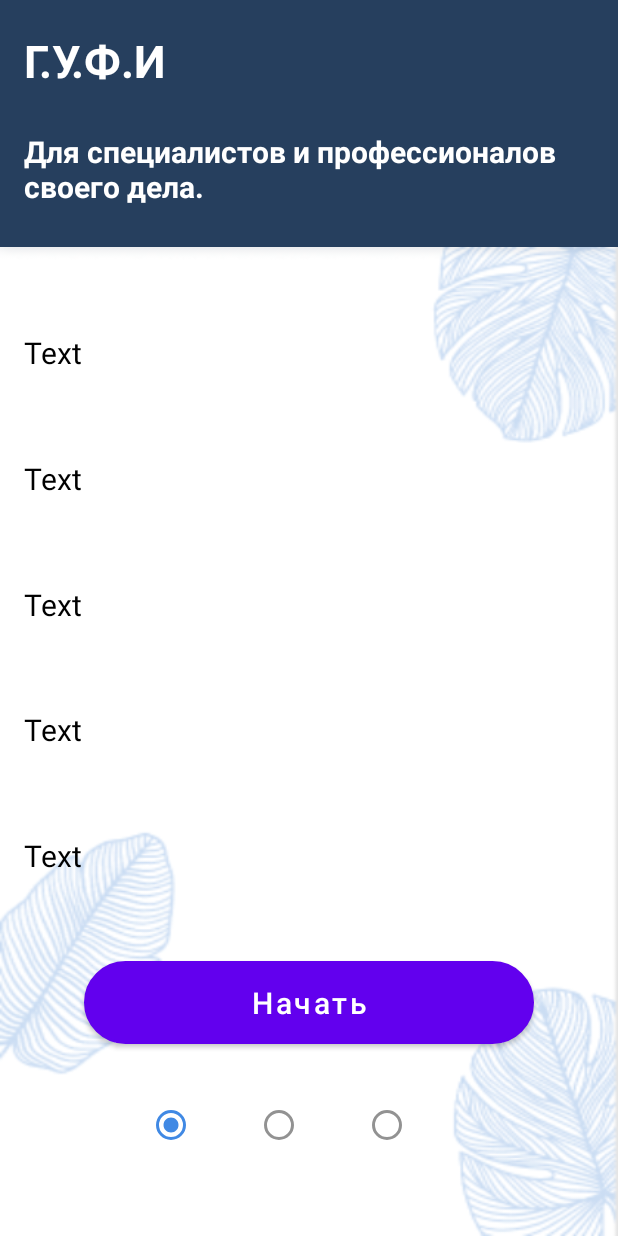
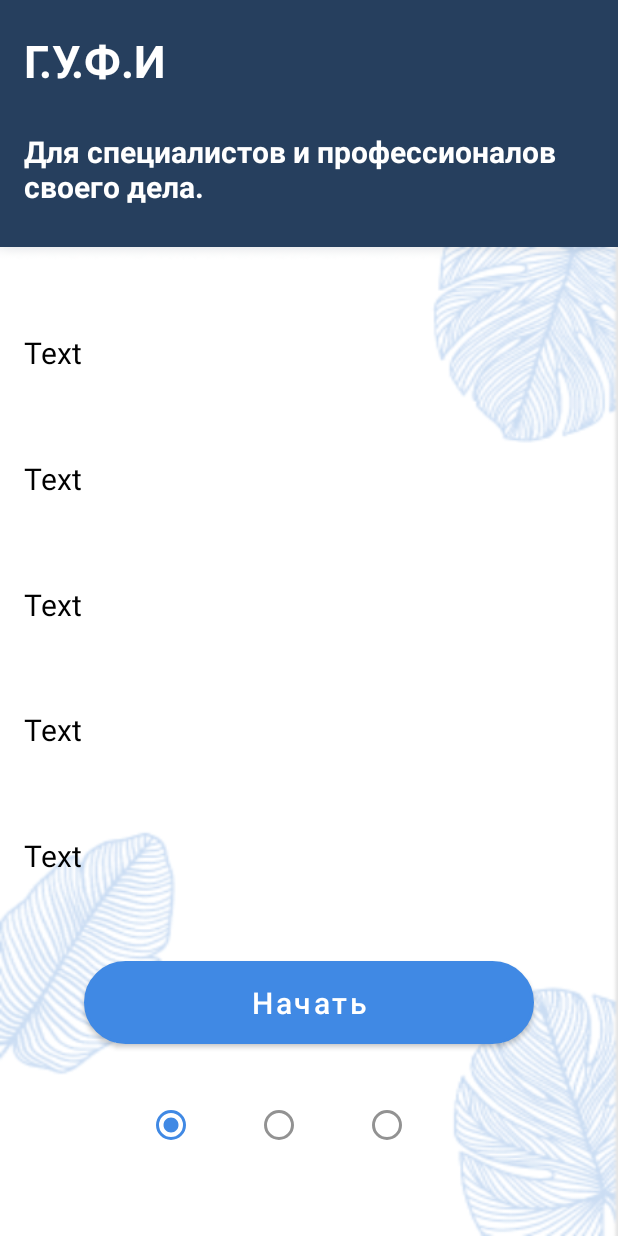
Before and after one commit to HeavyMetal77/GUFI, an Android app: the layout activity_faq.xml on its own in the app's theme, with its tools: preview values and no code run, on a phone screen of 412 x 824 dp. Run offline under Robolectric (Android 15) with nearby library versions, the phone set to English and light mode, and no system bars.

Commit message:
small changes made

```diff
--- a/app/src/main/java/ua/tarastom/gufi/EditProfileActivity.java
+++ b/app/src/main/java/ua/tarastom/gufi/EditProfileActivity.java
@@ -46,10 +46,8 @@ public class EditProfileActivity extends AppCompatActivity {
     private ImageView imageViewLoadPortfolio_4;
     private ImageView imageViewLoadPortfolio_5;
     private ImageView imageViewLoadPortfolio_6;
-    private ImageView imageViewPhone;
     private final int PICK_IMAGE_REQUEST = 71;
     private Uri filePath;
-    private FirebaseStorage storage;
     private StorageReference storageReference;
     private int numberBucket;
     private ImageView imageViewIconProfile;
@@ -67,7 +65,7 @@ public class EditProfileActivity extends AppCompatActivity {
             createNewService = intent.getBooleanExtra("createNewService", false);
             mainNameService = intent.getStringExtra("mainNameService");
         }
-        imageViewPhone = findViewById(R.id.imageViewPhone);
+        ImageView imageViewPhone = findViewById(R.id.imageViewPhone);
         imageViewLoadPortfolio_1 = findViewById(R.id.imageViewLoadPortfolio_1);
         imageViewLoadPortfolio_2 = findViewById(R.id.imageViewLoadPortfolio_2);
         imageViewLoadPortfolio_3 = findViewById(R.id.imageViewLoadPortfolio_3);
@@ -89,7 +87,7 @@ public class EditProfileActivity extends AppCompatActivity {
         portfolio.add(imageViewLoadPortfolio_6);
 
         db = FirebaseFirestore.getInstance();
-        storage = FirebaseStorage.getInstance();
+        FirebaseStorage storage = FirebaseStorage.getInstance();
         storageReference = storage.getReference();
         if (createNewService == null) {
             db.collection(nameCollection).document(idServices)
--- a/app/src/main/java/ua/tarastom/gufi/FaqActivity.java
+++ b/app/src/main/java/ua/tarastom/gufi/FaqActivity.java
@@ -107,8 +107,6 @@ public class FaqActivity extends AppCompatActivity {
             fill(page, pageNumber[0], list_faq1_description_text);
         });
     }
-
-
 
     private void fill(View page, int numberPage, List<String[]> list_faq1_description_text) {
         TextView textViewDescriptionFaq1 = page.findViewById(R.id.textViewDescriptionFaq1);
--- a/app/src/main/java/ua/tarastom/gufi/utils/FavoriteAdapter.java
+++ b/app/src/main/java/ua/tarastom/gufi/utils/FavoriteAdapter.java
@@ -98,10 +98,6 @@ public class FavoriteAdapter extends RecyclerView.Adapter<FavoriteAdapter.Servic
         return serviceItemsFavorites.size();
     }
 
-    public int getScreenWidth() {
-        return screenWidth;
-    }
-
     public void setScreenWidth(int screenWidth) {
         this.screenWidth = screenWidth;
     }
--- a/app/src/main/res/layout/activity_faq.xml
+++ b/app/src/main/res/layout/activity_faq.xml
@@ -165,7 +165,7 @@
             android:textColor="@color/white"
             android:visibility="visible"
             android:textAllCaps="false"
-            android:theme="@style/Theme.MaterialComponents.Light.DialogWhenLarge"
+            android:theme="@style/Theme.ButtonFaq"
             android:background="@drawable/style_button"
             android:text="@string/button_start"
             android:layout_marginBottom="30dp"
--- a/app/src/main/res/values/themes.xml
+++ b/app/src/main/res/values/themes.xml
@@ -17,4 +17,8 @@
 
 
     </style>
+
+    <style name="Theme.ButtonFaq" parent="Theme.MaterialComponents.NoActionBar">
+        <item name="colorPrimary">@color/colorAccent</item>
+    </style>
 </resources>
```
Also changed, not shown: app/src/main/java/ua/tarastom/gufi/DetailServiceActivity.java (+4 -4 lines), app/src/main/java/ua/tarastom/gufi/utils/ServiceAdapter.java (+1 -7 lines).
